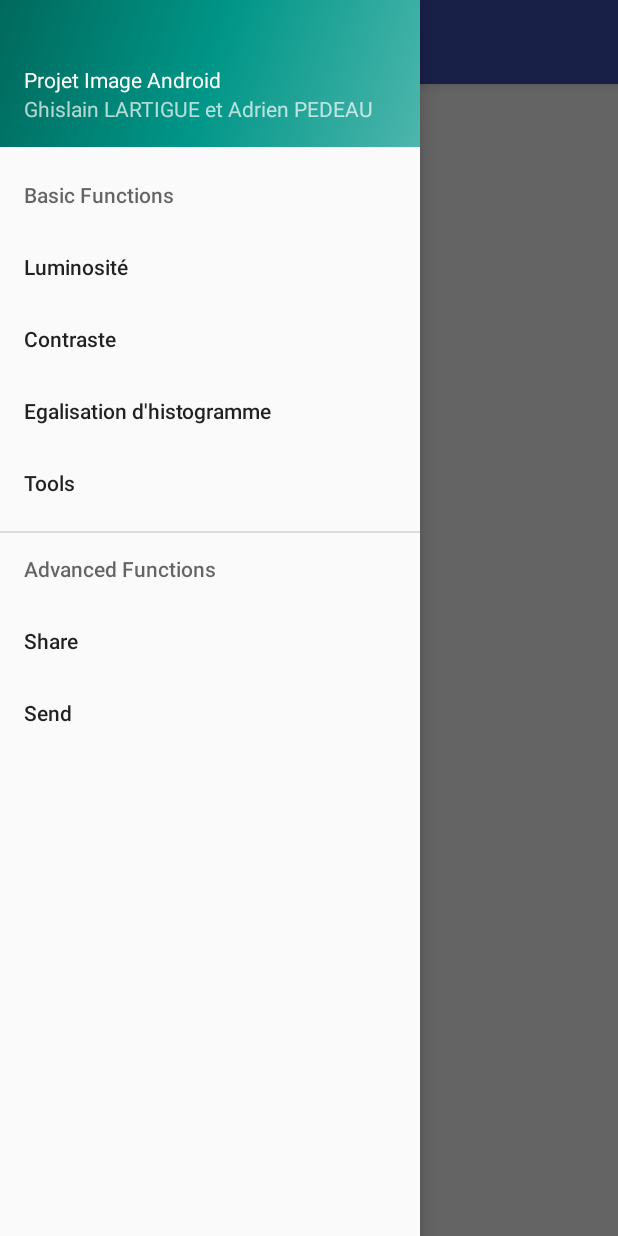
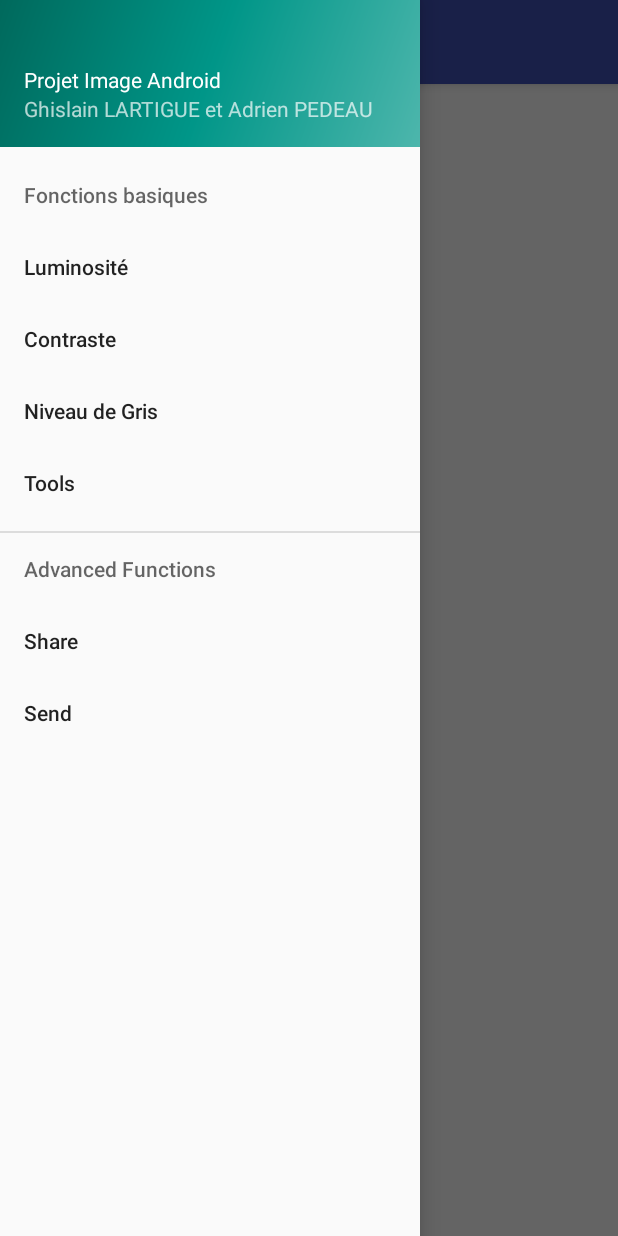
Before and after one commit to LethalJoke/ProjetAndroid, an Android app: the screen it shows after launch (MainActivity), with the side drawer open, on a phone screen of 412 x 824 dp. Run offline under Robolectric (Android 15) with nearby library versions, the phone set to English and light mode, and no system bars.

Commit message:
Niveau de Gris Fonctionnel

```diff
--- a/app/src/main/java/lj/projetandroid/MainActivity.java
+++ b/app/src/main/java/lj/projetandroid/MainActivity.java
@@ -199,8 +199,10 @@ public class MainActivity extends AppCompatActivity
             seekBarMode = 1;
         } else if (id == R.id.contra) {
             seekBarMode = 2;
-        } else if (id == R.id.histo) {
-
+        } else if (id == R.id.gris) {
+            ImageView iv = ((ImageView)findViewById(R.id.imageView2));
+            Bitmap bmp = ((BitmapDrawable)iv.getDrawable()).getBitmap();
+            iv.setImageBitmap(BitmapModifier.changeGris(bmp));
         }
         if(seekBarMode != 0)
         {
--- a/app/src/main/res/menu/activity_main_drawer.xml
+++ b/app/src/main/res/menu/activity_main_drawer.xml
@@ -3,7 +3,7 @@
     xmlns:tools="http://schemas.android.com/tools"
     tools:showIn="navigation_view">
 
-    <item android:title="Basic Functions">
+    <item android:title="Fonctions basiques">
         <menu>
             <item
                 android:id="@+id/lumino"
@@ -12,11 +12,11 @@
                 android:id="@+id/contra"
                 android:title="Contraste" />
             <item
-                android:id="@+id/histo"
-                android:title="Egalisation d'histogramme" />
+                android:id="@+id/gris"
+                android:title="Niveau de Gris" />
             <item
                 android:id="@+id/nav_manage"
-                android:title="Tools" />
+                android:title="Tools" />s
         </menu>
     </item>
 
```
Also changed, not shown: app/src/main/java/lj/projetandroid/BitmapModifier.java (+21 -0 lines).
